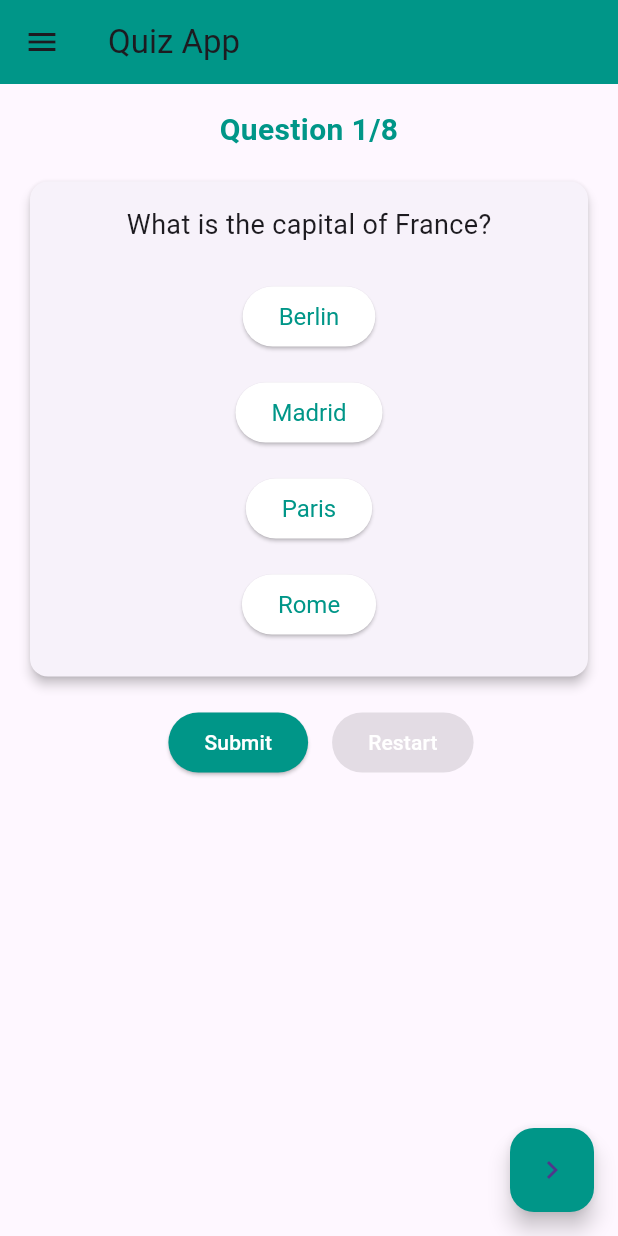
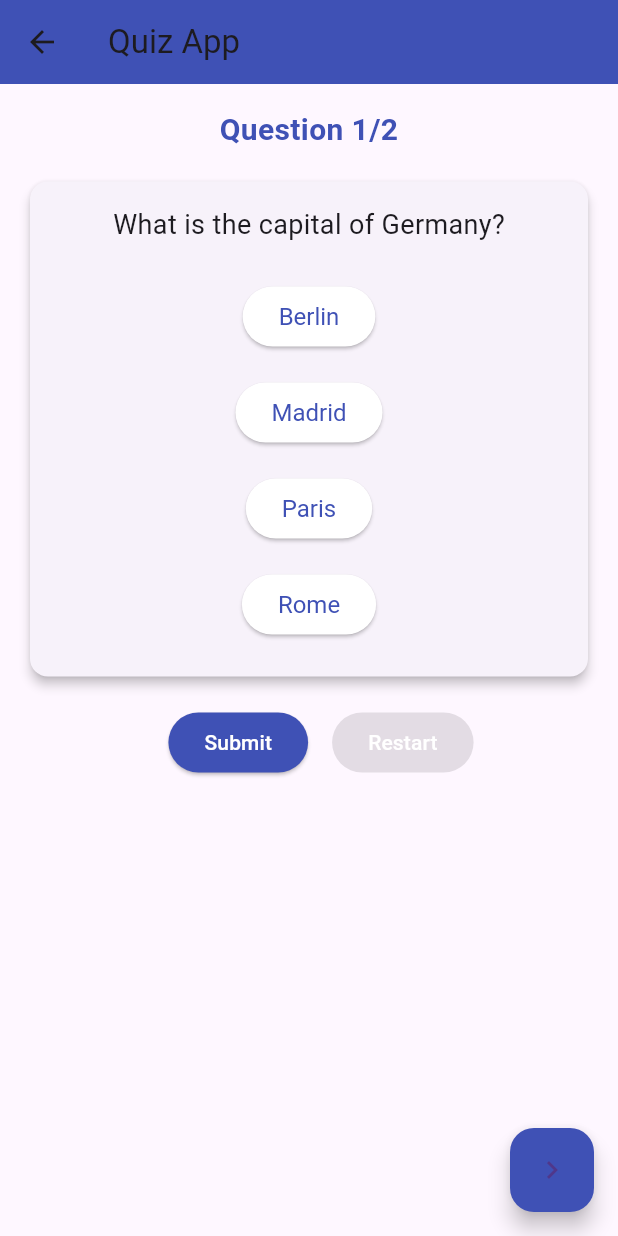
Before and after one commit to Satyam-git-hub/Flutter-quiz-app, a Flutter app: the screen it shows after launch, after a tap on "Start Quiz", on a phone screen of 412 x 824 dp. Run offline on Flutter 3.47's test engine with Material 3 defaults, Android fonts, the phone set to English and light mode, and no system bars.

Commit message:
Update main.dart

```diff
--- a/lib/main.dart
+++ b/lib/main.dart
@@ -10,7 +10,7 @@ class MyApp extends StatelessWidget {
     return MaterialApp(
       title: 'Quiz App',
       theme: ThemeData(
-        primarySwatch: Colors.teal,
+        primarySwatch: Colors.indigo, // Change the primary color
       ),
       home: WelcomeScreen(),
       debugShowCheckedModeBanner: false,
@@ -23,8 +23,8 @@ class WelcomeScreen extends StatelessWidget {
   Widget build(BuildContext context) {
     return Scaffold(
       appBar: AppBar(
-        title: Text('Welcome to Quiz App'),
-        backgroundColor: Colors.teal,
+        title: Text('Welcome to the Quiz App'),
+        backgroundColor: Colors.indigo, // Change the app bar color
       ),
       body: Center(
         child: Column(
@@ -46,9 +46,9 @@ class WelcomeScreen extends StatelessWidget {
                 );
               },
               style: ElevatedButton.styleFrom(
-                primary: Colors.teal,
+                primary: Colors.indigo, // Change the button color
               ),
-              child: Text('Start Quiz', style: TextStyle(color: Colors.white)),
+              child: Text('Start Quiz', style: TextStyle(color: Colors.yellow)),
             ),
           ],
         ),
@@ -56,7 +56,6 @@ class WelcomeScreen extends StatelessWidget {
     );
   }
 }
-
 
 class QuizScreen extends StatefulWidget {
   @override
@@ -70,44 +69,14 @@ class _QuizScreenState extends State<QuizScreen> {
 
   List<Map<String, dynamic>> questions = [
     {
-      'question': 'What is the capital of France?',
+      'question': 'What is the capital of Germany?',
       'options': ['Berlin', 'Madrid', 'Paris', 'Rome'],
-      'correctIndex': 2,
+      'correctIndex': 0,
     },
     {
       'question': 'Which programming language is Flutter based on?',
       'options': ['Dart', 'Java', 'Python', 'C++'],
       'correctIndex': 0,
-    },
-    {
-      'question': 'What is the largest mammal in the world?',
-      'options': ['Elephant', 'Blue Whale', 'Giraffe', 'Hippopotamus'],
-      'correctIndex': 1,
-    },
-    {
-      'question': 'Who wrote "Romeo and Juliet"?',
-      'options': ['Charles Dickens', 'Jane Austen', 'William Shakespeare', 'Mark Twain'],
-      'correctIndex': 2,
-    },
-    {
-      'question': 'What is the capital of Japan?',
-      'options': ['Beijing', 'Seoul', 'Tokyo', 'Bangkok'],
-      'correctIndex': 2,
-    },
-    {
-      'question': 'What is the capital of Australia?',
-      'options': ['Sydney', 'Melbourne', 'Canberra', 'Perth'],
-      'correctIndex': 2,
-    },
-    {
-      'question': 'Which is the largest ocean on Earth?',
-      'options': ['Atlantic Ocean', 'Indian Ocean', 'Southern Ocean', 'Pacific Ocean'],
-      'correctIndex': 3,
-    },
-    {
-      'question': 'Who developed the theory of relativity?',
-      'options': ['Isaac Newton', 'Albert Einstein', 'Galileo Galilei', 'Stephen Hawking'],
-      'correctIndex': 1,
     },
     // Add more questions...
   ];
@@ -122,7 +91,6 @@ class _QuizScreenState extends State<QuizScreen> {
     }
   }
 
-
   void _nextQuestion() {
     setState(() {
       if (_currentIndex < questions.length - 1 && !_submitted) {
@@ -133,7 +101,6 @@ class _QuizScreenState extends State<QuizScreen> {
       }
     });
   }
-
 
   void _previousQuestion() {
     setState(() {
@@ -159,13 +126,12 @@ class _QuizScreenState extends State<QuizScreen> {
               _restartQuiz(); // Call _restartQuiz when Restart Quiz is pressed
               Navigator.pop(context);
             },
-          child: Text('Restart Quiz', style: TextStyle(color: Colors.teal)),
+            child: Text('Restart Quiz', style: TextStyle(color: Colors.indigo)),
           ),
         ],
       ),
     );
   }
-
 
   void _restartQuiz() {
     setState(() {
@@ -180,33 +146,7 @@ class _QuizScreenState extends State<QuizScreen> {
     return Scaffold(
       appBar: AppBar(
         title: Text('Quiz App'),
-        backgroundColor: Colors.teal,
-      ),
-      drawer: Drawer(
-        child: ListView(
-          padding: EdgeInsets.zero,
-          children: [
-            DrawerHeader(
-              decoration: BoxDecoration(
-                color: Colors.teal,
-              ),
-              child: Text(
-                'Quiz App',
-                style: TextStyle(
-                  color: Colors.white,
-                  fontSize: 30,
-                ),
-              ),
-            ),
-            ListTile(
-              title: Text('Home', style: TextStyle(color: Colors.teal)),
-              onTap: () {
-                Navigator.pop(context);
-              },
-            ),
-            // Add more drawer items...
-          ],
-        ),
+        backgroundColor: Colors.indigo,
       ),
       body: Padding(
         padding: const EdgeInsets.all(16.0),
@@ -219,7 +159,7 @@ class _QuizScreenState extends State<QuizScreen> {
               style: TextStyle(
                 fontSize: 20,
                 fontWeight: FontWeight.bold,
-                color: Colors.teal,
+                color: Colors.indigo,
               ),
             ),
             SizedBox(height: 16),
@@ -249,7 +189,7 @@ class _QuizScreenState extends State<QuizScreen> {
                                     },
                               style: ElevatedButton.styleFrom(
                                 primary: Colors.white,
-                                onPrimary: Colors.teal,
+                                onPrimary: Colors.indigo,
                                 textStyle: TextStyle(fontSize: 16),
                               ),
                               child: Text(entry.value),
@@ -270,7 +210,7 @@ class _QuizScreenState extends State<QuizScreen> {
                       _previousQuestion();
                     },
                     style: ElevatedButton.styleFrom(
-                      primary: Colors.teal,
+                      primary: Colors.indigo,
                     ),
                     child:
                         Text('Previous', style: TextStyle(color: Colors.white)),
@@ -283,7 +223,7 @@ class _QuizScreenState extends State<QuizScreen> {
                           _submitQuiz();
                         },
                   style: ElevatedButton.styleFrom(
-                    primary: Colors.teal,
+                    primary: Colors.indigo,
                   ),
                   child: Text('Submit', style: TextStyle(color: Colors.white)),
                 ),
@@ -295,7 +235,7 @@ class _QuizScreenState extends State<QuizScreen> {
                         }
                       : null,
                   style: ElevatedButton.styleFrom(
-                    primary: Colors.teal,
+                    primary: Colors.indigo,
                   ),
                   child: Text('Restart', style: TextStyle(color: Colors.white)),
                 ),
@@ -309,7 +249,7 @@ class _QuizScreenState extends State<QuizScreen> {
                   style: TextStyle(
                     fontSize: 18,
                     fontWeight: FontWeight.bold,
-                    color: Colors.teal,
+                    color: Colors.indigo,
                   ),
                 ),
               ),
@@ -323,7 +263,7 @@ class _QuizScreenState extends State<QuizScreen> {
           }
         },
         child: Icon(Icons.navigate_next),
-        backgroundColor: Colors.teal,
+        backgroundColor: Colors.indigo,
       ),
     );
   }
```
Lines whose indentation alone changed are shown as unchanged.
